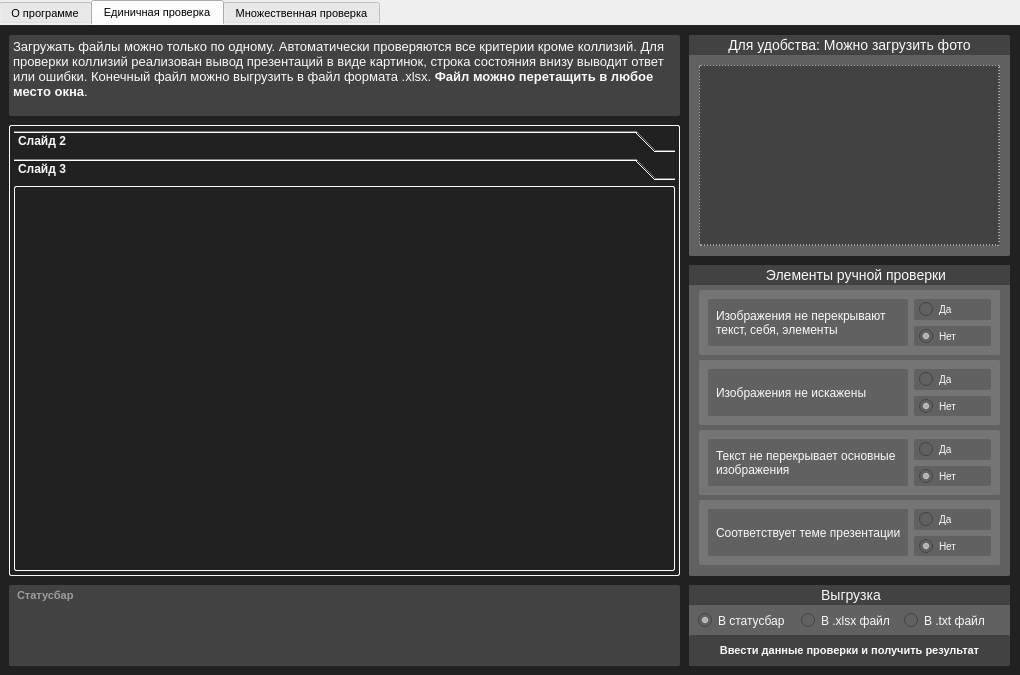
First picture: the form in form.ui, repository mouettxy/pChecker, before the edit.
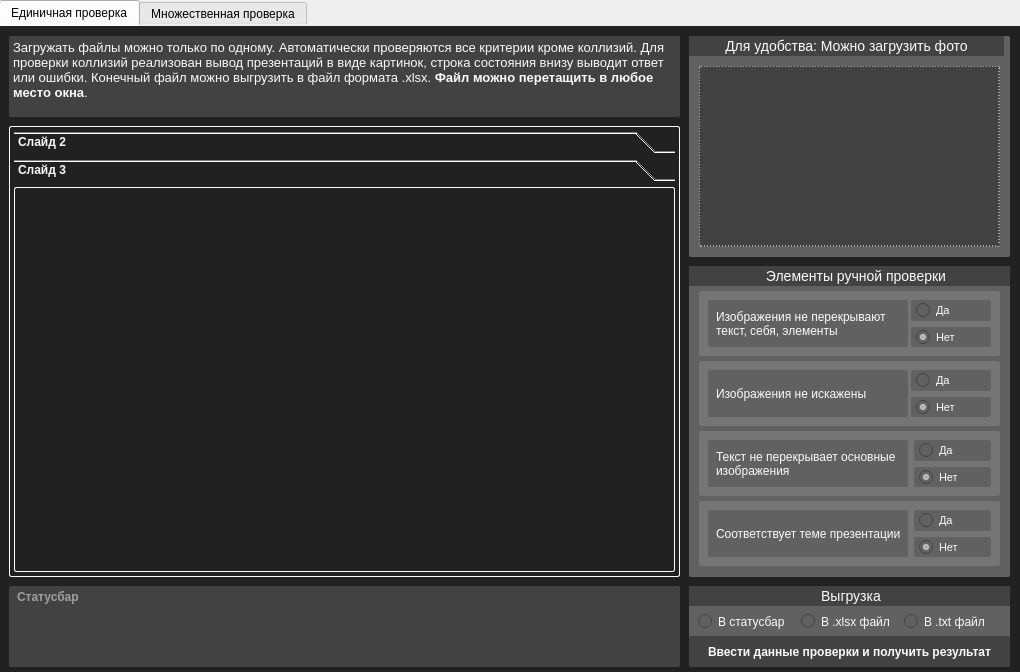
Second picture: the form after the edit.

```diff
--- a/form.ui
+++ b/form.ui
@@ -7,27 +7,9 @@
     <x>0</x>
     <y>0</y>
     <width>1020</width>
-    <height>675</height>
+    <height>672</height>
    </rect>
   </property>
-  <property name="sizePolicy">
-   <sizepolicy hsizetype="Fixed" vsizetype="Fixed">
-    <horstretch>0</horstretch>
-    <verstretch>0</verstretch>
-   </sizepolicy>
-  </property>
-  <property name="minimumSize">
-   <size>
-    <width>1020</width>
-    <height>675</height>
-   </size>
-  </property>
-  <property name="maximumSize">
-   <size>
-    <width>1020</width>
-    <height>675</height>
-   </size>
-  </property>
   <property name="windowTitle">
    <string>Проверка задания ОГЭ</string>
   </property>
@@ -55,10 +37,7 @@
     </property>
     <property name="font">
      <font>
-      <family>Arial</family>
-      <pointsize>8</pointsize>
-      <weight>50</weight>
-      <bold>false</bold>
+      <family>Segoe UI</family>
      </font>
     </property>
     <property name="styleSheet">
@@ -70,51 +49,6 @@
     <property name="tabBarAutoHide">
      <bool>true</bool>
     </property>
-    <widget class="QWidget" name="about_program">
-     <property name="styleSheet">
-      <string notr="true">border: none;
-background: #212121;</string>
-     </property>
-     <attribute name="title">
-      <string>О программе</string>
-     </attribute>
-     <widget class="QTextEdit" name="input_data_2">
-      <property name="geometry">
-       <rect>
-        <x>150</x>
-        <y>170</y>
-        <width>741</width>
-        <height>301</height>
-       </rect>
-      </property>
-      <property name="font">
-       <font>
-        <family>Arial</family>
-        <pointsize>10</pointsize>
-       </font>
-      </property>
-      <property name="styleSheet">
-       <string notr="true">color: #FAFAFA;
-background-color: #424242;
-border: none;
-border-radius: 2px;
-                            </string>
-      </property>
-      <property name="html">
-       <string>&lt;!DOCTYPE HTML PUBLIC &quot;-//W3C//DTD HTML 4.0//EN&quot; &quot;http://www.w3.org/TR/REC-html40/strict.dtd&quot;&gt;
-&lt;html&gt;&lt;head&gt;&lt;meta name=&quot;qrichtext&quot; content=&quot;1&quot; /&gt;&lt;style type=&quot;text/css&quot;&gt;
-p, li { white-space: pre-wrap; }
-&lt;/style&gt;&lt;/head&gt;&lt;body style=&quot; font-family:'Arial'; font-size:10pt; font-weight:400; font-style:normal;&quot;&gt;
-&lt;p style=&quot; margin-top:0px; margin-bottom:0px; margin-left:0px; margin-right:0px; -qt-block-indent:0; text-indent:0px;&quot;&gt;&lt;span style=&quot; font-family:'Segoe UI'; font-size:12pt;&quot;&gt;Программа представляет собой интерфейс-обёртку проверки презентаций ориентированную на работу с заданием 23 ОГЭ по информатике. Цель - облегчить работу экспертам по проверке ОГЭ.&lt;/span&gt;&lt;/p&gt;
-&lt;p style=&quot; margin-top:0px; margin-bottom:0px; margin-left:0px; margin-right:0px; -qt-block-indent:0; text-indent:0px;&quot;&gt;&lt;span style=&quot; font-family:'Segoe UI'; font-size:12pt;&quot;&gt;  &lt;/span&gt;&lt;/p&gt;
-&lt;p style=&quot; margin-top:0px; margin-bottom:0px; margin-left:0px; margin-right:0px; -qt-block-indent:0; text-indent:0px;&quot;&gt;&lt;span style=&quot; font-family:'Segoe UI'; font-size:12pt;&quot;&gt;Реализована проверка всех критериев кроме различных коллизий, а так же соответствия презентации теме. Для проверки коллизий реализован вывод презентаций в виде картинок, а что бы облегчить проверку соответствия теме, реализован вывод ТОП-5 слов из презентации(за исключением слов длинна которых менее чем 3 символа). &lt;/span&gt;&lt;/p&gt;
-&lt;p style=&quot;-qt-paragraph-type:empty; margin-top:0px; margin-bottom:0px; margin-left:0px; margin-right:0px; -qt-block-indent:0; text-indent:0px; font-family:'Segoe UI'; font-size:12pt;&quot;&gt;&lt;br /&gt;&lt;/p&gt;
-&lt;p style=&quot; margin-top:0px; margin-bottom:0px; margin-left:0px; margin-right:0px; -qt-block-indent:0; text-indent:0px;&quot;&gt;&lt;span style=&quot; font-family:'Segoe UI'; font-size:12pt;&quot;&gt;Строка состояния внизу выводит ответ(при наличии отмеченного соответствующей радио-кнопки) или ошибки. Конечный файл можно выгрузить в файл формата .xlsx, или .txt. &lt;/span&gt;&lt;/p&gt;
-&lt;p style=&quot;-qt-paragraph-type:empty; margin-top:0px; margin-bottom:0px; margin-left:0px; margin-right:0px; -qt-block-indent:0; text-indent:0px; font-family:'Segoe UI'; font-size:12pt;&quot;&gt;&lt;br /&gt;&lt;/p&gt;
-&lt;p style=&quot; margin-top:0px; margin-bottom:0px; margin-left:0px; margin-right:0px; -qt-block-indent:0; text-indent:0px;&quot;&gt;&lt;span style=&quot; font-family:'Segoe UI'; font-size:12pt; font-weight:600;&quot;&gt;Файл можно перетащить в любое место окна&lt;/span&gt;&lt;span style=&quot; font-family:'Segoe UI'; font-size:12pt;&quot;&gt;.   &lt;/span&gt;&lt;/p&gt;&lt;/body&gt;&lt;/html&gt;</string>
-      </property>
-     </widget>
-    </widget>
     <widget class="QWidget" name="single_file_check">
      <property name="styleSheet">
       <string notr="true">background-color: #212121;</string>
@@ -133,14 +67,13 @@
       </property>
       <property name="font">
        <font>
-        <family>Arial</family>
-        <pointsize>8</pointsize>
-        <weight>50</weight>
-        <bold>false</bold>
+        <family>Segoe UI</family>
+        <pointsize>-1</pointsize>
        </font>
       </property>
       <property name="styleSheet">
        <string notr="true">color: #FAFAFA;
+font-size: 10px;
 background-color: #424242;
 border: none;
 border-radius: 2px;
@@ -150,8 +83,8 @@
        <string>&lt;!DOCTYPE HTML PUBLIC &quot;-//W3C//DTD HTML 4.0//EN&quot; &quot;http://www.w3.org/TR/REC-html40/strict.dtd&quot;&gt;
 &lt;html&gt;&lt;head&gt;&lt;meta name=&quot;qrichtext&quot; content=&quot;1&quot; /&gt;&lt;style type=&quot;text/css&quot;&gt;
 p, li { white-space: pre-wrap; }
-&lt;/style&gt;&lt;/head&gt;&lt;body style=&quot; font-family:'Arial'; font-size:8pt; font-weight:400; font-style:normal;&quot;&gt;
-&lt;p style=&quot; margin-top:0px; margin-bottom:0px; margin-left:0px; margin-right:0px; -qt-block-indent:0; text-indent:0px;&quot;&gt;&lt;span style=&quot; font-family:'Segoe UI'; font-size:10pt;&quot;&gt;Загружать файлы можно только по одному. Автоматически проверяются все критерии кроме коллизий. Для проверки коллизий реализован вывод презентаций в виде картинок, строка состояния внизу выводит ответ или ошибки. Конечный файл можно выгрузить в файл формата .xlsx. &lt;/span&gt;&lt;span style=&quot; font-family:'Segoe UI'; font-size:10pt; font-weight:600;&quot;&gt;Файл можно перетащить в любое место окна&lt;/span&gt;&lt;span style=&quot; font-family:'Segoe UI'; font-size:10pt;&quot;&gt;.   &lt;/span&gt;&lt;/p&gt;&lt;/body&gt;&lt;/html&gt;</string>
+&lt;/style&gt;&lt;/head&gt;&lt;body style=&quot; font-family:'Segoe UI'; font-size:10px; font-weight:400; font-style:normal;&quot;&gt;
+&lt;p style=&quot; margin-top:0px; margin-bottom:0px; margin-left:0px; margin-right:0px; -qt-block-indent:0; text-indent:0px;&quot;&gt;&lt;span style=&quot; font-size:10pt;&quot;&gt;Загружать файлы можно только по одному. Автоматически проверяются все критерии кроме коллизий. Для проверки коллизий реализован вывод презентаций в виде картинок, строка состояния внизу выводит ответ или ошибки. Конечный файл можно выгрузить в файл формата .xlsx. &lt;/span&gt;&lt;span style=&quot; font-size:10pt; font-weight:600;&quot;&gt;Файл можно перетащить в любое место окна&lt;/span&gt;&lt;span style=&quot; font-size:10pt;&quot;&gt;.                            &lt;/span&gt;&lt;/p&gt;&lt;/body&gt;&lt;/html&gt;</string>
       </property>
      </widget>
      <widget class="QToolBox" name="slides_box">
@@ -163,13 +96,6 @@
         <height>451</height>
        </rect>
       </property>
-      <property name="font">
-       <font>
-        <pointsize>-1</pointsize>
-        <weight>75</weight>
-        <bold>true</bold>
-       </font>
-      </property>
       <property name="styleSheet">
        <string notr="true">border: 1px solid #FAFAFA;
                                 color: #FAFAFA;
@@ -244,13 +170,6 @@
           <height>381</height>
          </rect>
         </property>
-        <property name="font">
-         <font>
-          <pointsize>-1</pointsize>
-          <weight>75</weight>
-          <bold>true</bold>
-         </font>
-        </property>
         <property name="text">
          <string notr="true"/>
         </property>
@@ -275,14 +194,6 @@
         <height>81</height>
        </rect>
       </property>
-      <property name="font">
-       <font>
-        <family>Arial</family>
-        <pointsize>8</pointsize>
-        <weight>75</weight>
-        <bold>true</bold>
-       </font>
-      </property>
       <property name="styleSheet">
        <string notr="true">border: none;
 padding-left: 4px;
@@ -290,6 +201,7 @@
 color: #fafafa;
 background-color: #424242;
 border-radius: 2px;
+font-weight: bold;
                             </string>
       </property>
       <property name="placeholderText">
@@ -307,8 +219,8 @@
       </property>
       <property name="font">
        <font>
-        <family>Arial</family>
-        <pointsize>8</pointsize>
+        <family>Segoe UI</family>
+        <pointsize>-1</pointsize>
         <weight>75</weight>
         <bold>true</bold>
        </font>
@@ -322,6 +234,7 @@
 	background-color: #424242;
 	border: none;
 	color: #FAFAFA;
+	font-size: 12px;
     font-weight: bold;
 }
 QPushButton:hover {
@@ -346,11 +259,6 @@
         <height>311</height>
        </rect>
       </property>
-      <property name="font">
-       <font>
-        <pointsize>-1</pointsize>
-       </font>
-      </property>
       <property name="styleSheet">
        <string notr="true">QGroupBox {
 border-color: #FAFAFA;
@@ -385,14 +293,6 @@
          <verstretch>0</verstretch>
         </sizepolicy>
        </property>
-       <property name="font">
-        <font>
-         <family>Arial</family>
-         <pointsize>8</pointsize>
-         <weight>50</weight>
-         <bold>false</bold>
-        </font>
-       </property>
        <property name="styleSheet">
         <string notr="true">background: #757575;
 border-radius: 2px;</string>
@@ -412,16 +312,11 @@
             <verstretch>0</verstretch>
            </sizepolicy>
           </property>
-          <property name="font">
-           <font>
-            <pointsize>-1</pointsize>
-           </font>
-          </property>
           <property name="styleSheet">
            <string notr="true">color: #FAFAFA;
 border: none;
 background: #616161;
-font-size: 10px;
+font-size: 11px;
 padding: 5px;</string>
           </property>
           <property name="text">
@@ -437,16 +332,11 @@
             <verstretch>0</verstretch>
            </sizepolicy>
           </property>
-          <property name="font">
-           <font>
-            <pointsize>-1</pointsize>
-           </font>
-          </property>
           <property name="styleSheet">
            <string notr="true">color: #FAFAFA;
 border: none;
 background: #616161;
-font-size: 10px;
+font-size: 11px;
 padding: 5px;</string>
           </property>
           <property name="text">
@@ -479,6 +369,7 @@
           </property>
           <property name="font">
            <font>
+            <family>Segoe UI</family>
             <pointsize>-1</pointsize>
             <weight>50</weight>
             <bold>false</bold>
@@ -517,14 +408,6 @@
          <verstretch>0</verstretch>
         </sizepolicy>
        </property>
-       <property name="font">
-        <font>
-         <family>Arial</family>
-         <pointsize>8</pointsize>
-         <weight>50</weight>
-         <bold>false</bold>
-        </font>
-       </property>
        <property name="styleSheet">
         <string notr="true">background: #757575;
 border-radius: 2px;</string>
@@ -544,16 +427,11 @@
             <verstretch>0</verstretch>
            </sizepolicy>
           </property>
-          <property name="font">
-           <font>
-            <pointsize>-1</pointsize>
-           </font>
-          </property>
           <property name="styleSheet">
            <string notr="true">color: #FAFAFA;
 border: none;
 background: #616161;
-font-size: 10px;
+font-size: 11px;
 padding: 5px;</string>
           </property>
           <property name="text">
@@ -572,16 +450,11 @@
             <verstretch>0</verstretch>
            </sizepolicy>
           </property>
-          <property name="font">
-           <font>
-            <pointsize>-1</pointsize>
-           </font>
-          </property>
           <property name="styleSheet">
            <string notr="true">color: #FAFAFA;
 border: none;
 background: #616161;
-font-size: 10px;
+font-size: 11px;
 padding: 5px;</string>
           </property>
           <property name="text">
@@ -611,6 +484,7 @@
           </property>
           <property name="font">
            <font>
+            <family>Segoe UI</family>
             <pointsize>-1</pointsize>
             <weight>50</weight>
             <bold>false</bold>
@@ -651,8 +525,8 @@
        </property>
        <property name="font">
         <font>
-         <family>Arial</family>
-         <pointsize>8</pointsize>
+         <family>Segoe UI</family>
+         <pointsize>9</pointsize>
          <weight>50</weight>
          <bold>false</bold>
         </font>
@@ -678,7 +552,7 @@
           </property>
           <property name="minimumSize">
            <size>
-            <width>0</width>
+            <width>80</width>
             <height>0</height>
            </size>
           </property>
@@ -688,16 +562,11 @@
             <height>16777215</height>
            </size>
           </property>
-          <property name="font">
-           <font>
-            <pointsize>-1</pointsize>
-           </font>
-          </property>
           <property name="styleSheet">
            <string notr="true">color: #FAFAFA;
 border: none;
 background: #616161;
-font-size: 10px;
+font-size: 11px;
 padding: 5px;</string>
           </property>
           <property name="text">
@@ -718,7 +587,7 @@
           </property>
           <property name="minimumSize">
            <size>
-            <width>0</width>
+            <width>80</width>
             <height>0</height>
            </size>
           </property>
@@ -728,16 +597,11 @@
             <height>16777215</height>
            </size>
           </property>
-          <property name="font">
-           <font>
-            <pointsize>-1</pointsize>
-           </font>
-          </property>
           <property name="styleSheet">
            <string notr="true">color: #FAFAFA;
 border: none;
 background: #616161;
-font-size: 10px;
+font-size: 11px;
 padding: 5px;</string>
           </property>
           <property name="text">
@@ -767,6 +631,7 @@
           </property>
           <property name="font">
            <font>
+            <family>Segoe UI</family>
             <pointsize>-1</pointsize>
             <weight>50</weight>
             <bold>false</bold>
@@ -805,14 +670,6 @@
          <verstretch>0</verstretch>
         </sizepolicy>
        </property>
-       <property name="font">
-        <font>
-         <family>Arial</family>
-         <pointsize>8</pointsize>
-         <weight>50</weight>
-         <bold>false</bold>
-        </font>
-       </property>
        <property name="styleSheet">
         <string notr="true">background: #757575;
 border-radius: 2px;</string>
@@ -834,7 +691,7 @@
           </property>
           <property name="minimumSize">
            <size>
-            <width>0</width>
+            <width>80</width>
             <height>0</height>
            </size>
           </property>
@@ -844,16 +701,11 @@
             <height>16777215</height>
            </size>
           </property>
-          <property name="font">
-           <font>
-            <pointsize>-1</pointsize>
-           </font>
-          </property>
           <property name="styleSheet">
            <string notr="true">color: #FAFAFA;
 border: none;
 background: #616161;
-font-size: 10px;
+font-size: 11px;
 padding: 5px;</string>
           </property>
           <property name="text">
@@ -874,7 +726,7 @@
           </property>
           <property name="minimumSize">
            <size>
-            <width>0</width>
+            <width>80</width>
             <height>0</height>
            </size>
           </property>
@@ -884,16 +736,11 @@
             <height>16777215</height>
            </size>
           </property>
-          <property name="font">
-           <font>
-            <pointsize>-1</pointsize>
-           </font>
-          </property>
           <property name="styleSheet">
            <string notr="true">color: #FAFAFA;
 border: none;
 background: #616161;
-font-size: 10px;
+font-size: 11px;
 padding: 5px;</string>
           </property>
           <property name="text">
@@ -923,6 +770,7 @@
           </property>
           <property name="font">
            <font>
+            <family>Segoe UI</family>
             <pointsize>-1</pointsize>
             <weight>50</weight>
             <bold>false</bold>
@@ -956,11 +804,6 @@
         <height>221</height>
        </rect>
       </property>
-      <property name="font">
-       <font>
-        <pointsize>-1</pointsize>
-       </font>
-      </property>
       <property name="styleSheet">
        <string notr="true">QGroupBox {
 border-color: #FAFAFA;
@@ -972,7 +815,7 @@
 font-weight: bold;
 border-top-left-radius: 2px;
 border-top-right-radius: 2px;
-padding: 2px 37px;
+padding: 2px 34px;
 background-color: #424242;
 color: #FAFAFA;
 }</string>
@@ -989,14 +832,6 @@
          <height>181</height>
         </rect>
        </property>
-       <property name="font">
-        <font>
-         <family>Arial</family>
-         <pointsize>8</pointsize>
-         <weight>50</weight>
-         <bold>false</bold>
-        </font>
-       </property>
        <property name="styleSheet">
         <string notr="true">border: 1px dashed #FAFAFA;
 background: #424242;
@@ -1020,11 +855,6 @@
         <height>81</height>
        </rect>
       </property>
-      <property name="font">
-       <font>
-        <pointsize>-1</pointsize>
-       </font>
-      </property>
       <property name="styleSheet">
        <string notr="true">QGroupBox {
 border-color: #FAFAFA;
@@ -1047,11 +877,6 @@
       <layout class="QHBoxLayout" name="horizontalLayout_2">
        <item>
         <widget class="QRadioButton" name="unloading_btn3">
-         <property name="font">
-          <font>
-           <pointsize>-1</pointsize>
-          </font>
-         </property>
          <property name="styleSheet">
           <string notr="true">color: #FAFAFA;
 background-color: #616161;
@@ -1063,18 +888,10 @@
          <property name="text">
           <string>В статусбар</string>
          </property>
-         <property name="checked">
-          <bool>true</bool>
-         </property>
         </widget>
        </item>
        <item>
         <widget class="QRadioButton" name="unloading_btn2">
-         <property name="font">
-          <font>
-           <pointsize>-1</pointsize>
-          </font>
-         </property>
          <property name="styleSheet">
           <string notr="true">color: #FAFAFA;
 background-color: #616161;
@@ -1090,11 +907,6 @@
        </item>
        <item>
         <widget class="QRadioButton" name="unloading_btn1">
-         <property name="font">
-          <font>
-           <pointsize>-1</pointsize>
-          </font>
-         </property>
          <property name="styleSheet">
           <string notr="true">color: #FAFAFA;
 background-color: #616161;
```
Left out of the diff: 49 changed lines with no effect on the pictures.
